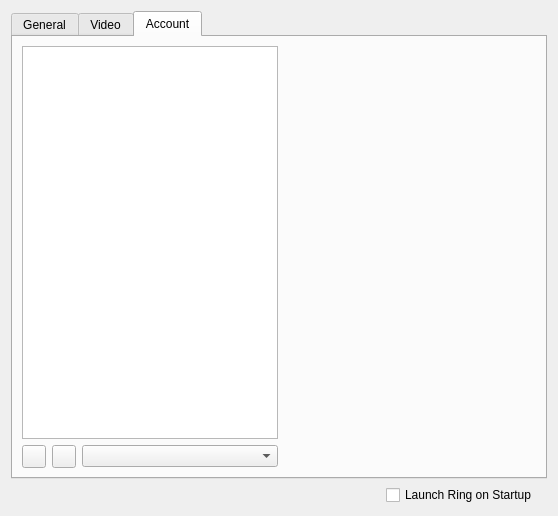
Old version of the form configurationwidget.ui in the repository savoirfairelinux/jami-client-windows.
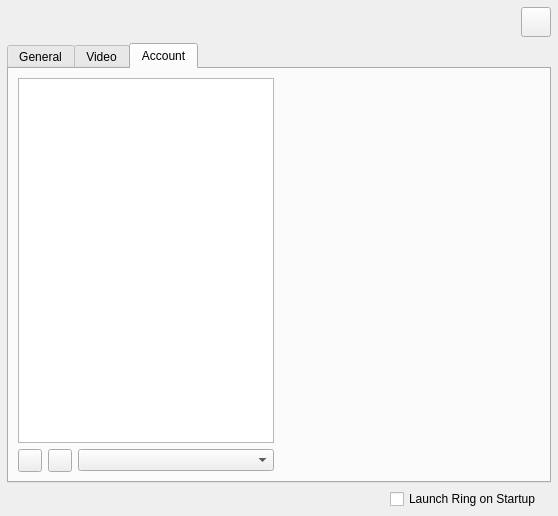
New version of the form. Icons and pictures are not drawn. Custom widgets are drawn as their Qt base class.

```diff
--- a/configurationwidget.ui
+++ b/configurationwidget.ui
@@ -20,6 +20,70 @@
    <string>Settings</string>
   </property>
   <layout class="QVBoxLayout" name="verticalLayout">
+   <property name="leftMargin">
+    <number>7</number>
+   </property>
+   <property name="topMargin">
+    <number>7</number>
+   </property>
+   <property name="rightMargin">
+    <number>7</number>
+   </property>
+   <property name="bottomMargin">
+    <number>7</number>
+   </property>
+   <item>
+    <layout class="QHBoxLayout" name="horizontalLayout_7">
+     <property name="spacing">
+      <number>0</number>
+     </property>
+     <property name="topMargin">
+      <number>0</number>
+     </property>
+     <item>
+      <spacer name="horizontalSpacer_6">
+       <property name="orientation">
+        <enum>Qt::Horizontal</enum>
+       </property>
+       <property name="sizeHint" stdset="0">
+        <size>
+         <width>40</width>
+         <height>20</height>
+        </size>
+       </property>
+      </spacer>
+     </item>
+     <item>
+      <widget class="QPushButton" name="exitSettingsButton">
+       <property name="minimumSize">
+        <size>
+         <width>30</width>
+         <height>30</height>
+        </size>
+       </property>
+       <property name="maximumSize">
+        <size>
+         <width>30</width>
+         <height>30</height>
+        </size>
+       </property>
+       <property name="text">
+        <string/>
+       </property>
+       <property name="icon">
+        <iconset resource="ressources.qrc">
+         <normaloff>:/images/icons/ic_arrow_forward_white_48dp_2x.png</normaloff>:/images/icons/ic_arrow_forward_white_48dp_2x.png</iconset>
+       </property>
+       <property name="iconSize">
+        <size>
+         <width>18</width>
+         <height>18</height>
+        </size>
+       </property>
+      </widget>
+     </item>
+    </layout>
+   </item>
    <item>
     <widget class="QTabWidget" name="tabWidget">
      <property name="sizePolicy">
```
